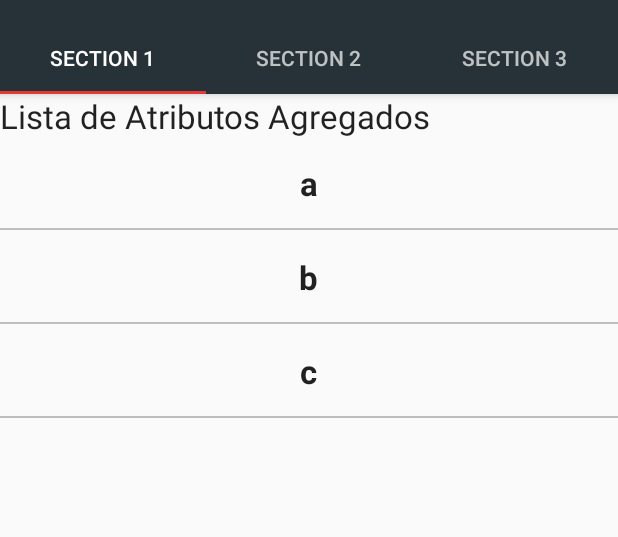
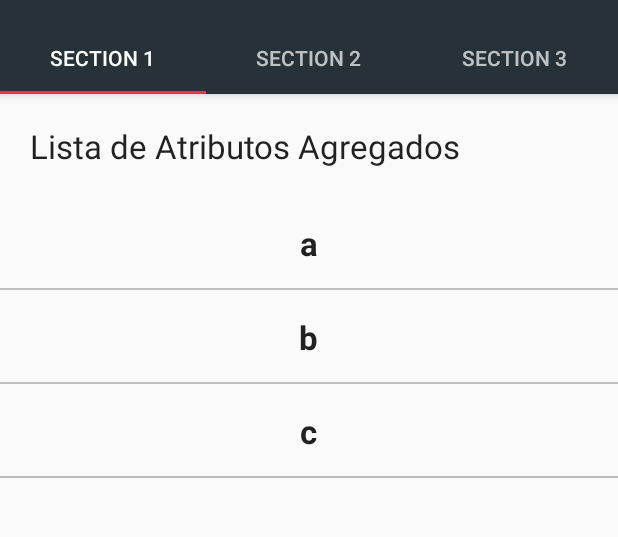
Before and after one commit to fedeLizondo/BaseDeDatos, an Android app: the screen it shows after launch (MainActivity), on a phone screen of 412 x 824 dp, the part 74-611 px from its top. Run offline under Robolectric (Android 15) with nearby library versions, the phone set to English and light mode, and no system bars.

Commit message:
Cambios menores ,como identación  etc

```diff
--- a/app/src/main/java/layout/AtributosFragment.java
+++ b/app/src/main/java/layout/AtributosFragment.java
@@ -72,7 +72,6 @@ public class AtributosFragment extends Fragment implements
         if (getArguments() != null) {
             listaAtributos = getArguments().getStringArrayList(LISTADO_ATRIBUTOS);
         }
-
     }
 
     @Override
@@ -83,13 +82,6 @@ public class AtributosFragment extends Fragment implements
         initViews(view);
         return view;
     }
-
-    /*
-    public void onButtonPressed(Uri uri) {
-        if (mListener != null) {
-            mListener.onFragmentInteraction(uri);
-        }
-    }*/
 
     @Override
     public void onAttach(Context context) {
@@ -107,6 +99,41 @@ public class AtributosFragment extends Fragment implements
         super.onDetach();
         mListener = null;
     }
+
+
+    public void AgregarAtributos()
+    {
+        FragmentManager fragmentManager = getActivity().getSupportFragmentManager();
+        AgregarAtributosFragment dialog = new AgregarAtributosFragment();
+
+        Bundle bundle = new Bundle();
+        bundle.putStringArrayList(AgregarAtributosFragment.ARG_PARAM1,listaAtributos);
+
+        dialog.setArguments(bundle);
+        dialog.setTargetFragment(AtributosFragment.this,1235);
+        dialog.show(fragmentManager,"AgregarAtributo");
+    }
+
+    public void ModificarAtributos(String atributo)
+    {
+        FragmentManager fragmentManager =  this.getChildFragmentManager();  //getActivity().getSupportFragmentManager();
+        ModificarAtributosFragment dialog = new ModificarAtributosFragment();
+
+        Bundle bundle = new Bundle();
+        bundle.putStringArrayList(ModificarAtributosFragment.LISTADO_ATRIBUTOS,listaAtributos);
+        bundle.putString(ModificarAtributosFragment.ATRIBUTO_A_MODIFICAR,atributo);
+
+        dialog.setArguments(bundle);
+        dialog.setTargetFragment(AtributosFragment.this,1234);
+        dialog.show(fragmentManager,"ModificarAtributo");
+    }
+
+    public interface OnFragmentInteractionListener {
+        void onFragmentInteractionAgregarAtributos(ArrayList<String> listadoAtributo);
+        void onFragmentInteractionModificarAtributos(String AtributoAnterior,String AtributoNuevo);
+        void onFragmentInteractionEliminarAtributos(String AtributoAEliminar);
+    }
+
 
     @Override
     public void OnFragmentInteractionListenerFragmentModificarAtributo(String AtributoAnterior, String AtributoModificado) {
@@ -127,38 +154,14 @@ public class AtributosFragment extends Fragment implements
         dataAdapter.updateDataSource(listaAtributos);
     }
 
-
-    /**
-     * This interface must be implemented by activities that contain this
-     * fragment to allow an interaction in this fragment to be communicated
-     * to the activity and potentially other fragments contained in that
-     * activity.
-     * <p>
-     * See the Android Training lesson <a href=
-     * "http://developer.android.com/training/basics/fragments/communicating.html"
-     * >Communicating with Other Fragments</a> for more information.
-     */
-    public interface OnFragmentInteractionListener {
-        void onFragmentInteractionAgregarAtributos(ArrayList<String> listadoAtributo);
-        void onFragmentInteractionModificarAtributos(String AtributoAnterior,String AtributoNuevo);
-        void onFragmentInteractionEliminarAtributos(String AtributoAEliminar);
-    }
-
-
-
     @Override
     public void onFragmentInteraction(ArrayList<String> listadoAtributo) {
-
         for (String string : listadoAtributo) {
                 dataAdapter.addItem(string);
             }
-
         if(mListener !=null)
             mListener.onFragmentInteractionAgregarAtributos(listadoAtributo);
-
-
     }
-
 
     private void initViews(View view)
     {
@@ -239,34 +242,4 @@ public class AtributosFragment extends Fragment implements
         itemTouchHelper.attachToRecyclerView(recyclerViewAtributos);
     }
 
-
-    public void AgregarAtributos()
-    {
-        FragmentManager fragmentManager = getActivity().getSupportFragmentManager();
-        AgregarAtributosFragment dialog = new AgregarAtributosFragment();
-
-        Bundle bundle = new Bundle();
-        bundle.putStringArrayList(AgregarAtributosFragment.ARG_PARAM1,listaAtributos);
-
-        dialog.setArguments(bundle);
-        dialog.setTargetFragment(AtributosFragment.this,1235);
-        dialog.show(fragmentManager,"AgregarAtributo");
-    }
-
-    public void ModificarAtributos(String atributo)
-    {
-        FragmentManager fragmentManager =  this.getChildFragmentManager();  //getActivity().getSupportFragmentManager();
-        ModificarAtributosFragment dialog = new ModificarAtributosFragment();
-
-        Bundle bundle = new Bundle();
-        bundle.putStringArrayList(ModificarAtributosFragment.LISTADO_ATRIBUTOS,listaAtributos);
-        bundle.putString(ModificarAtributosFragment.ATRIBUTO_A_MODIFICAR,atributo);
-
-        dialog.setArguments(bundle);
-        dialog.setTargetFragment(AtributosFragment.this,1234);
-        dialog.show(fragmentManager,"ModificarAtributo");
-
-    }
-
-
 }
--- a/app/src/main/res/layout/fragment_atributos.xml
+++ b/app/src/main/res/layout/fragment_atributos.xml
@@ -1,19 +1,18 @@
-<RelativeLayout xmlns:android="http://schemas.android.com/apk/res/android"
+<LinearLayout xmlns:android="http://schemas.android.com/apk/res/android"
     xmlns:tools="http://schemas.android.com/tools"
     xmlns:app="http://schemas.android.com/apk/res-auto"
     android:layout_width="match_parent"
     android:layout_height="match_parent"
+    android:orientation="vertical"
     tools:context="layout.AtributosFragment">
 
-    <LinearLayout
-        android:layout_width="match_parent"
-        android:layout_height="match_parent"
-        android:orientation="vertical"
-        >
 
     <TextView
         android:layout_width="wrap_content"
         android:layout_height="wrap_content"
+        android:layout_margin="8dp"
+        android:padding="12dp"
+        android:textAlignment="center"
         android:text="@string/tituloAgregarAtributo"
         android:textAppearance="?android:textAppearanceLarge"
         android:layout_weight="0"
@@ -48,8 +47,6 @@
         android:headerDividersEnabled="false"
         android:paddingTop="8dip"
         /-->
-    </LinearLayout>
-
         <android.support.design.widget.FloatingActionButton
             app:fabSize="normal"
             app:srcCompat="@drawable/plus"
@@ -57,10 +54,6 @@
             android:layout_width="wrap_content"
             android:layout_height="wrap_content"
             android:layout_gravity="bottom|end"
-        android:layout_alignParentBottom="true"
-        android:layout_alignParentRight="true"
-        android:layout_alignParentEnd="true"
-
+            android:layout_weight="0"
             />
-
-</RelativeLayout>
+    </LinearLayout>
```
Also changed, not shown: app/src/main/java/layout/AgregarAtributosFragment.java (+15 -39 lines), app/src/main/java/layout/ModificarAtributosFragment.java (+1 -11 lines). Lines whose indentation alone changed are shown as unchanged.
